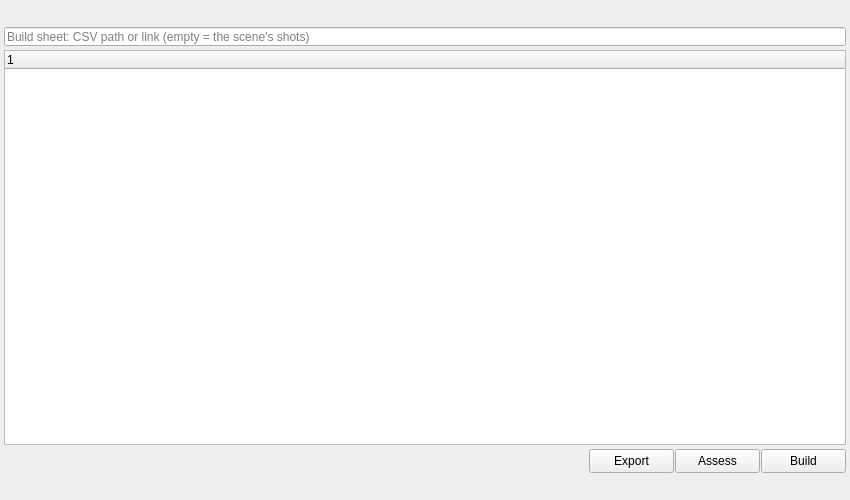
m3trik/mayatk, file mayatk/anim_utils/shots/shot_manifest/shot_manifest.ui: the form before one commit.
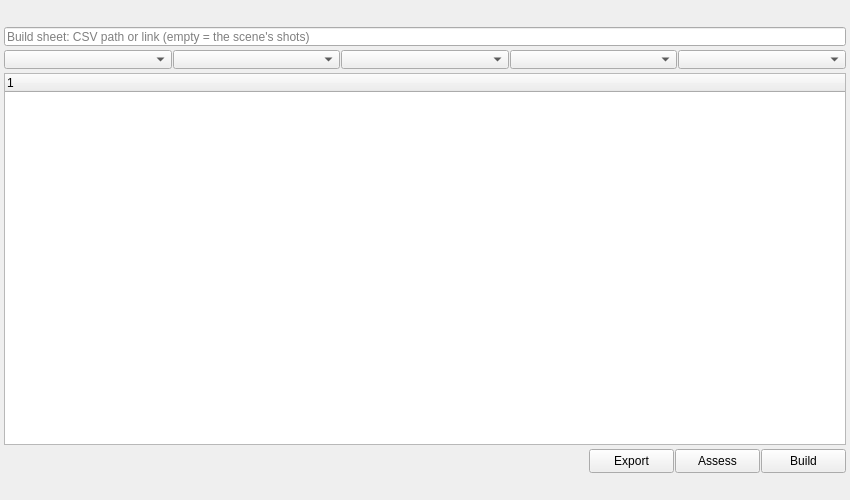
The form after the commit. Custom widgets are drawn as their Qt base class.

Commit message: Shot Manifest: Build inserts unbuilt steps in sheet order; row status icons, view row, Edits mode

Patch:
```diff
--- a/mayatk/anim_utils/shots/shot_manifest/shot_manifest.ui
+++ b/mayatk/anim_utils/shots/shot_manifest/shot_manifest.ui
@@ -90,6 +90,138 @@
       </item>
      </layout>
     </item>
+    <item>
+     <layout class="QHBoxLayout" name="view_layout">
+      <property name="spacing">
+       <number>1</number>
+      </property>
+      <item>
+       <widget class="ComboBox" name="cmb_select">
+        <property name="sizePolicy">
+         <sizepolicy hsizetype="Expanding" vsizetype="Fixed">
+          <horstretch>1</horstretch>
+          <verstretch>0</verstretch>
+         </sizepolicy>
+        </property>
+        <property name="minimumSize">
+         <size>
+          <width>0</width>
+          <height>19</height>
+         </size>
+        </property>
+        <property name="maximumSize">
+         <size>
+          <width>16777215</width>
+          <height>19</height>
+         </size>
+        </property>
+        <property name="toolTip">
+         <string>Select rows in the table, or the rows' objects in the scene.</string>
+        </property>
+       </widget>
+      </item>
+      <item>
+       <widget class="ComboBox" name="cmb_expand">
+        <property name="sizePolicy">
+         <sizepolicy hsizetype="Expanding" vsizetype="Fixed">
+          <horstretch>1</horstretch>
+          <verstretch>0</verstretch>
+         </sizepolicy>
+        </property>
+        <property name="minimumSize">
+         <size>
+          <width>0</width>
+          <height>19</height>
+         </size>
+        </property>
+        <property name="maximumSize">
+         <size>
+          <width>16777215</width>
+          <height>19</height>
+         </size>
+        </property>
+        <property name="toolTip">
+         <string>Expand every row, the rows with issues or with objects not in the manifest, or the selected rows.</string>
+        </property>
+       </widget>
+      </item>
+      <item>
+       <widget class="ComboBox" name="cmb_collapse">
+        <property name="sizePolicy">
+         <sizepolicy hsizetype="Expanding" vsizetype="Fixed">
+          <horstretch>1</horstretch>
+          <verstretch>0</verstretch>
+         </sizepolicy>
+        </property>
+        <property name="minimumSize">
+         <size>
+          <width>0</width>
+          <height>19</height>
+         </size>
+        </property>
+        <property name="maximumSize">
+         <size>
+          <width>16777215</width>
+          <height>19</height>
+         </size>
+        </property>
+        <property name="toolTip">
+         <string>Collapse every row, the rows without issues, or the selected rows.</string>
+        </property>
+       </widget>
+      </item>
+      <item>
+       <widget class="ComboBox" name="cmb_hide">
+        <property name="sizePolicy">
+         <sizepolicy hsizetype="Expanding" vsizetype="Fixed">
+          <horstretch>1</horstretch>
+          <verstretch>0</verstretch>
+         </sizepolicy>
+        </property>
+        <property name="minimumSize">
+         <size>
+          <width>0</width>
+          <height>19</height>
+         </size>
+        </property>
+        <property name="maximumSize">
+         <size>
+          <width>16777215</width>
+          <height>19</height>
+         </size>
+        </property>
+        <property name="toolTip">
+         <string>Hide the selected steps or their sections (Local Edits), or every step without a shot.</string>
+        </property>
+       </widget>
+      </item>
+      <item>
+       <widget class="ComboBox" name="cmb_show">
+        <property name="sizePolicy">
+         <sizepolicy hsizetype="Expanding" vsizetype="Fixed">
+          <horstretch>1</horstretch>
+          <verstretch>0</verstretch>
+         </sizepolicy>
+        </property>
+        <property name="minimumSize">
+         <size>
+          <width>0</width>
+          <height>19</height>
+         </size>
+        </property>
+        <property name="maximumSize">
+         <size>
+          <width>16777215</width>
+          <height>19</height>
+         </size>
+        </property>
+        <property name="toolTip">
+         <string>Show the steps and objects Local Edits hid, or the steps without a shot.</string>
+        </property>
+       </widget>
+      </item>
+     </layout>
+    </item>
     <item>
      <widget class="TreeWidget" name="tbl_steps">
       <property name="sizePolicy">
@@ -218,6 +350,11 @@
   </widget>
  </widget>
  <customwidgets>
+  <customwidget>
+   <class>ComboBox</class>
+   <extends>QComboBox</extends>
+   <header>uitk.widgets.comboBox</header>
+  </customwidget>
   <customwidget>
    <class>Header</class>
    <extends>QWidget</extends>
```
The commit also changes 23 other files.
